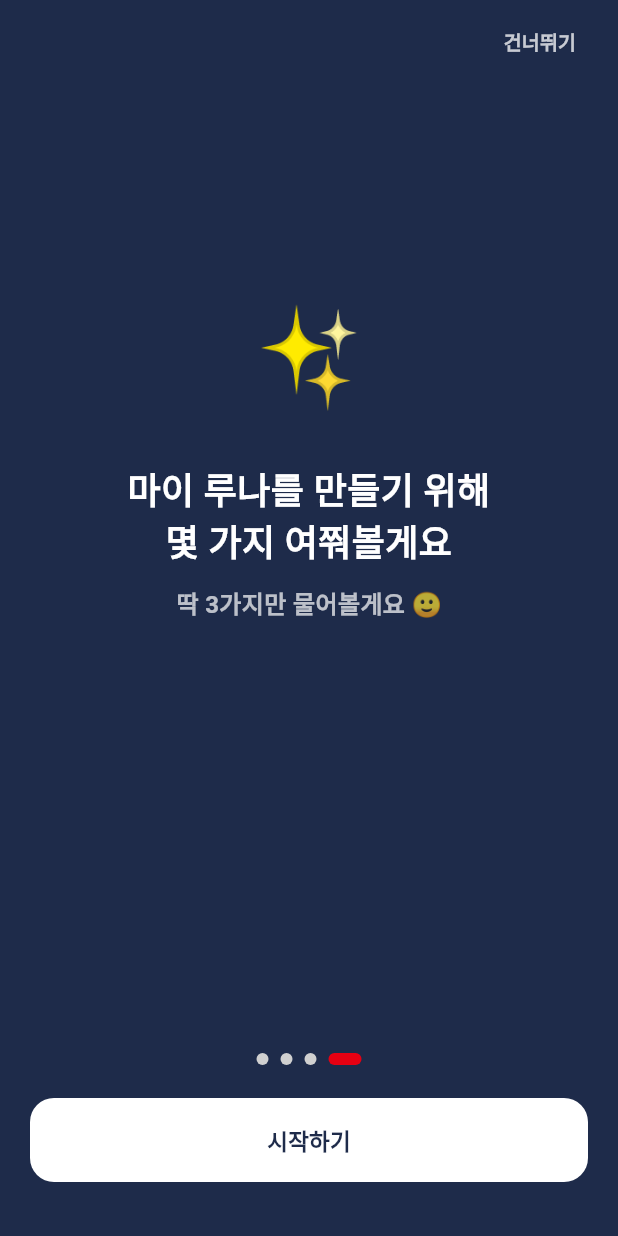
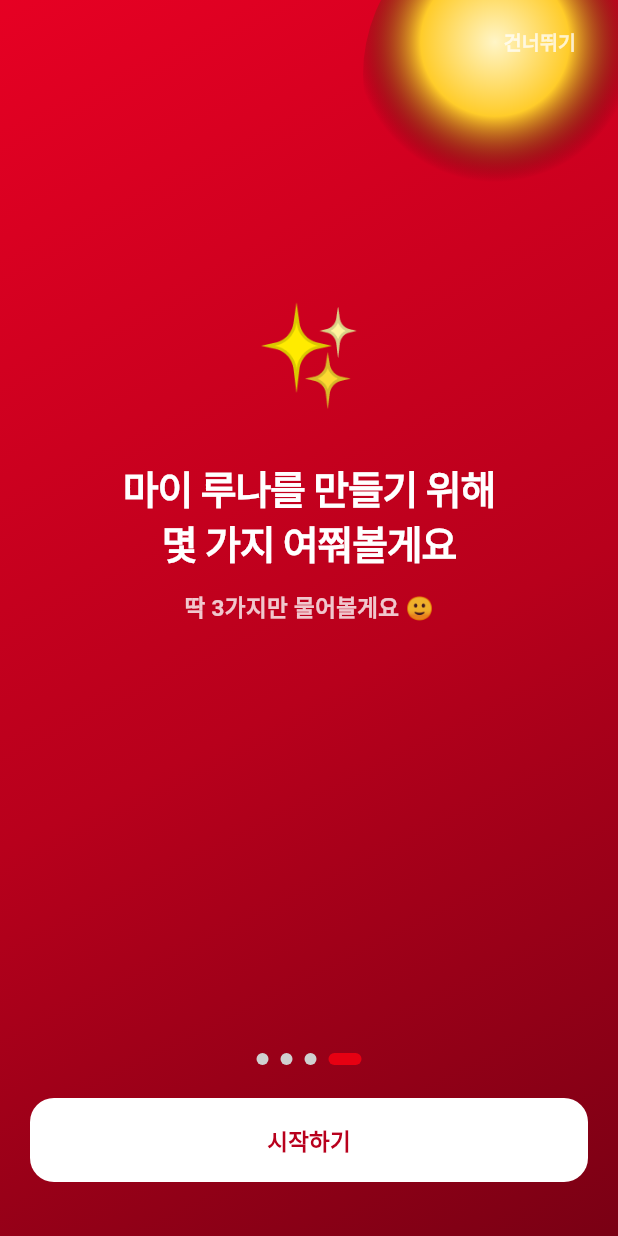
Before and after one commit to 202001381/retrace, a Flutter app: the screen it shows after launch, swiped to page 4, on a phone screen of 412 x 824 dp. Run offline on Flutter 3.47's test engine with Material 3 defaults, Android fonts, the phone set to English and light mode, and no system bars; our stand-ins replace cloud_firestore, firebase_core, flutter_map, geolocator, image_picker, latlong2 and 1 more; accounts and stored records are empty; Roboto replaces fonts that are missing (Pretendard).

Commit message:
Unify onboarding dark pages to red gradient palette
- _kDarkBg navy → red-deep (#B8001C); kept as single-color fallback
- New top-level _kRedGradient const (E60023 → B8001C → 7A0014)
- _IntroDarkCenterPage ('마이 루나를 만들기 위해 몇 가지 여쭤볼게요')
  now uses red gradient + yellow crescent glow (matches Welcome)
- _ResultPage (post-onboarding entry into MyLuna / Pricing) likewise
- Welcome refactored to share the _kRedGradient const
- Pill-shape (radius 99) CTAs on result page for v3 consistency

```diff
--- a/lib/screens/onboarding_screen.dart
+++ b/lib/screens/onboarding_screen.dart
@@ -10,8 +10,22 @@ const _kSelectedBg = Color(0xFFFFF5F5);
 const _kBorderIdle = Color(0xFFE0E0E0);
 const _kText = Color(0xFF1F1F1F);
 const _kMuted = Color(0xFF888888);
-const _kDarkBg = Color(0xFF1E2B4A);
+/// Welcome / 결과 화면 등 dark-bg 의 *대표 단색* — 단독 색 필요 시.
+/// v3 에서 컬러 통일을 위해 navy → red-deep 으로 변경.
+const _kDarkBg = Color(0xFFB8001C);
 const _kCardBg = Color(0xFFF7F7F7);
+
+/// Seoul Land 레드 그라디언트 — Welcome / IntroDarkCenter / Result 공통.
+const _kRedGradient = LinearGradient(
+  begin: Alignment.topLeft,
+  end: Alignment.bottomRight,
+  colors: [
+    Color(0xFFE60023), // brand red
+    Color(0xFFB8001C), // red-deep
+    Color(0xFF7A0014), // deep maroon
+  ],
+  stops: [0.0, 0.55, 1.0],
+);
 
 // 페이지 인덱스
 //   0: intro 어서오세요 (네/아니요 분기)
@@ -266,19 +280,7 @@ class _IntroWelcomePage extends StatelessWidget {
   @override
   Widget build(BuildContext context) {
     return DecoratedBox(
-      decoration: const BoxDecoration(
-        // Seoul Land 레드 팔레트 — 뒤따르는 설문 화면(빨강 액센트)과 연속성.
-        gradient: LinearGradient(
-          begin: Alignment.topLeft,
-          end: Alignment.bottomRight,
-          colors: [
-            Color(0xFFE60023), // brand red
-            Color(0xFFB8001C), // red-deep
-            Color(0xFF7A0014), // deep maroon
-          ],
-          stops: [0.0, 0.55, 1.0],
-        ),
-      ),
+      decoration: const BoxDecoration(gradient: _kRedGradient),
       child: Stack(
         children: [
           // 오른쪽 위 yellow→amber glow (mock crescent)
@@ -619,8 +621,32 @@ class _IntroDarkCenterPage extends StatelessWidget {
 
   @override
   Widget build(BuildContext context) {
-    return Container(
-      color: _kDarkBg,
+    return DecoratedBox(
+      decoration: const BoxDecoration(gradient: _kRedGradient),
+      child: Stack(
+        children: [
+          // 오른쪽 위 노란 글로우 (Welcome 페이지와 연속성).
+          Positioned(
+            top: -60,
+            right: -50,
+            child: Container(
+              width: 220,
+              height: 220,
+              decoration: const BoxDecoration(
+                shape: BoxShape.circle,
+                gradient: RadialGradient(
+                  center: Alignment(-0.2, -0.2),
+                  colors: [
+                    Color(0xFFFFF5C7),
+                    Color(0xFFFFCC2A),
+                    Colors.transparent,
+                  ],
+                  stops: [0.0, 0.45, 0.85],
+                ),
+              ),
+            ),
+          ),
+          SafeArea(
             child: Column(
               children: [
                 _OnboardingTopBar(
@@ -634,18 +660,40 @@ class _IntroDarkCenterPage extends StatelessWidget {
                 const SizedBox(height: 24),
                 Padding(
                   padding: const EdgeInsets.symmetric(horizontal: 20),
-            child: Text(title,
+                  child: Text(
+                    title,
                     textAlign: TextAlign.center,
-                style: const TextStyle(color: Colors.white, fontSize: 24, fontWeight: FontWeight.w900, height: 1.4)),
+                    style: const TextStyle(
+                      color: Colors.white,
+                      fontSize: 26,
+                      fontWeight: FontWeight.w900,
+                      height: 1.35,
+                      letterSpacing: -0.8,
+                    ),
+                  ),
                 ),
                 const SizedBox(height: 12),
-          Text(subtitle,
-              style: TextStyle(color: Colors.white.withValues(alpha: 0.7), fontSize: 16, fontWeight: FontWeight.w600)),
+                Text(
+                  subtitle,
+                  style: TextStyle(
+                    color: Colors.white.withValues(alpha: 0.78),
+                    fontSize: 15,
+                    fontWeight: FontWeight.w600,
+                  ),
+                ),
                 const Spacer(flex: 2),
                 if (showSkip) const _DotIndicator(current: 3, total: 4),
                 Padding(
                   padding: const EdgeInsets.fromLTRB(20, 16, 20, 36),
-            child: _PrimaryCta(label: ctaLabel, onTap: onNext, color: Colors.white, fg: _kDarkBg),
+                  child: _PrimaryCta(
+                    label: ctaLabel,
+                    onTap: onNext,
+                    color: Colors.white,
+                    fg: _kDarkBg,
+                  ),
+                ),
+              ],
+            ),
           ),
         ],
       ),
@@ -670,9 +718,32 @@ class _ResultPage extends StatelessWidget {
 
   @override
   Widget build(BuildContext context) {
-    return Container(
-      color: _kDarkBg,
-      child: SafeArea(
+    return DecoratedBox(
+      decoration: const BoxDecoration(gradient: _kRedGradient),
+      child: Stack(
+        children: [
+          // 우상단 노란 글로우 — Welcome 페이지와 연속성.
+          Positioned(
+            top: -60,
+            right: -50,
+            child: Container(
+              width: 220,
+              height: 220,
+              decoration: const BoxDecoration(
+                shape: BoxShape.circle,
+                gradient: RadialGradient(
+                  center: Alignment(-0.2, -0.2),
+                  colors: [
+                    Color(0xFFFFF5C7),
+                    Color(0xFFFFCC2A),
+                    Colors.transparent,
+                  ],
+                  stops: [0.0, 0.45, 0.85],
+                ),
+              ),
+            ),
+          ),
+          SafeArea(
             top: false,
             child: Column(
               children: [
@@ -680,9 +751,16 @@ class _ResultPage extends StatelessWidget {
                 // ── 상단: 마이 루나 완성 메시지 ──
                 const Text('🌙', style: TextStyle(fontSize: 56)),
                 const SizedBox(height: 20),
-            const Text('마이 루나가 준비됐어요!',
+                const Text(
+                  '마이 루나가 준비됐어요!',
                   textAlign: TextAlign.center,
-                style: TextStyle(color: Colors.white, fontSize: 26, fontWeight: FontWeight.w900)),
+                  style: TextStyle(
+                    color: Colors.white,
+                    fontSize: 28,
+                    fontWeight: FontWeight.w900,
+                    letterSpacing: -0.8,
+                  ),
+                ),
                 const SizedBox(height: 10),
                 Padding(
                   padding: const EdgeInsets.symmetric(horizontal: 24),
@@ -719,10 +797,14 @@ class _ResultPage extends StatelessWidget {
                             backgroundColor: Colors.white,
                             foregroundColor: _kDarkBg,
                             elevation: 0,
-                        shape: RoundedRectangleBorder(borderRadius: BorderRadius.circular(12)),
+                            shape: RoundedRectangleBorder(
+                                borderRadius: BorderRadius.circular(99)),
                           ),
-                      child: const Text('🗺️  오늘의 동선 보러가기',
-                          style: TextStyle(fontSize: 15, fontWeight: FontWeight.w900)),
+                          child: const Text(
+                            '🗺️  오늘의 동선 보러가기',
+                            style: TextStyle(
+                                fontSize: 15, fontWeight: FontWeight.w900),
+                          ),
                         ),
                       ),
                       if (hasDiscount) ...[
@@ -733,13 +815,18 @@ class _ResultPage extends StatelessWidget {
                           child: ElevatedButton(
                             onPressed: onGetTicket,
                             style: ElevatedButton.styleFrom(
-                          backgroundColor: Colors.white.withValues(alpha: 0.18),
+                              backgroundColor:
+                                  Colors.white.withValues(alpha: 0.18),
                               foregroundColor: Colors.white,
                               elevation: 0,
-                          shape: RoundedRectangleBorder(borderRadius: BorderRadius.circular(12)),
+                              shape: RoundedRectangleBorder(
+                                  borderRadius: BorderRadius.circular(99)),
                             ),
-                        child: const Text('💰  할인 티켓 먼저 받기',
-                            style: TextStyle(fontSize: 14, fontWeight: FontWeight.w800)),
+                            child: const Text(
+                              '💰  할인 티켓 먼저 받기',
+                              style: TextStyle(
+                                  fontSize: 14, fontWeight: FontWeight.w800),
+                            ),
                           ),
                         ),
                       ],
@@ -748,6 +835,8 @@ class _ResultPage extends StatelessWidget {
                 ),
               ],
             ),
+          ),
+        ],
       ),
     );
   }
```
Lines whose indentation alone changed are shown as unchanged.
